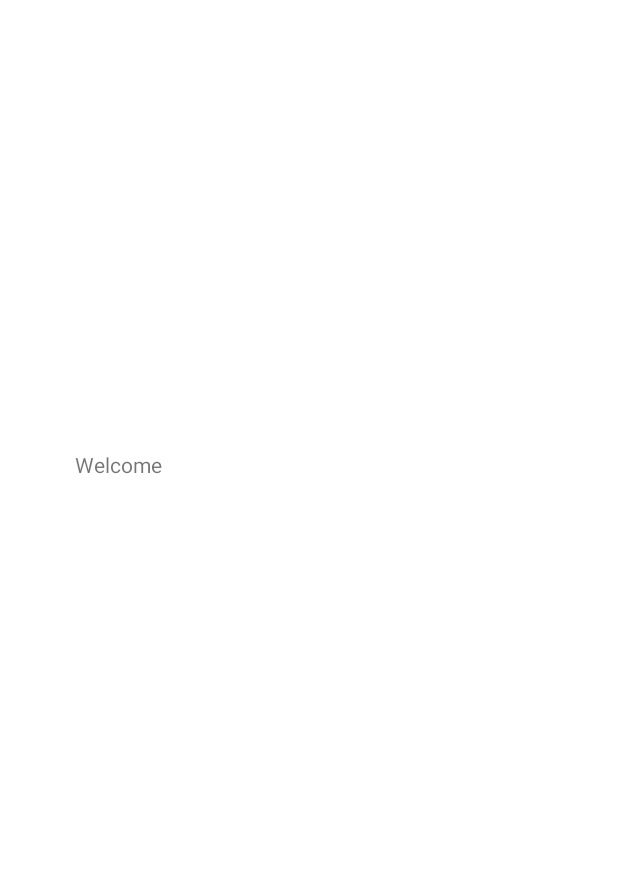
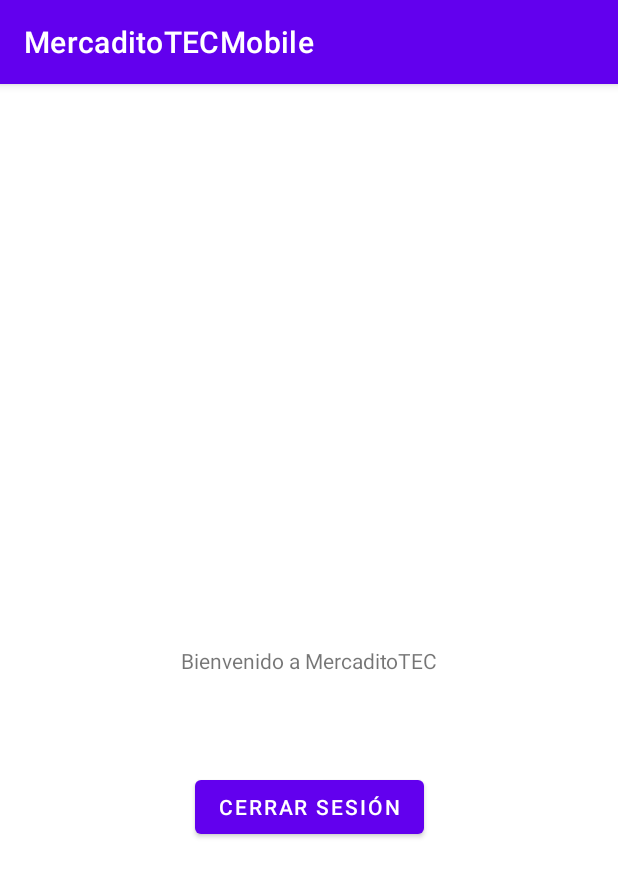
Before and after one commit to Jonathana1106/MercaditoTEC, an Android app: the MainActivity screen opened directly, with no data from a screen before it, on a phone screen of 412 x 824 dp. Before the commit the part shown is almost empty. Shown: the top 877 px of the screen. Run offline under Robolectric (Android 15) with nearby library versions, the phone set to English and light mode, and no system bars; our stand-ins replace Firebase (no records; nobody signed in at launch, a user with empty details on screens opened directly).

Commit message:
LogIn, SignUp, LogOut
Ya los usuarios pueden registrarse (FireBase), iniciar sesión y cerrar sesión.

```diff
--- a/MercaditoTECMobile/app/src/main/AndroidManifest.xml
+++ b/MercaditoTECMobile/app/src/main/AndroidManifest.xml
@@ -2,7 +2,7 @@
 <manifest xmlns:android="http://schemas.android.com/apk/res/android"
     package="com.teammsn.mercaditotecmobile">
 
-    <uses-permission android:name="android.permission.INTERNET"/>
+    <uses-permission android:name="android.permission.INTERNET" />
 
     <application
         android:allowBackup="true"
@@ -11,10 +11,7 @@
         android:roundIcon="@mipmap/ic_launcher_round"
         android:supportsRtl="true"
         android:theme="@style/Theme.MercaditoTECMobile">
-        <activity
-            android:name=".MainActivity"
-            android:label="@string/title_activity_main"
-            android:theme="@style/Theme.MercaditoTECMobile.NoActionBar"></activity>
+        <activity android:name=".MainActivity"></activity>
         <activity android:name=".SignUp" />
         <activity android:name=".LogIn">
             <intent-filter>
--- a/MercaditoTECMobile/app/src/main/java/com/teammsn/mercaditotecmobile/MainActivity.java
+++ b/MercaditoTECMobile/app/src/main/java/com/teammsn/mercaditotecmobile/MainActivity.java
@@ -1,7 +1,12 @@
 package com.teammsn.mercaditotecmobile;
 
+import androidx.appcompat.app.AppCompatActivity;
+
+import android.content.Intent;
 import android.os.Bundle;
-import androidx.appcompat.app.AppCompatActivity;
+import android.view.View;
+
+import com.google.firebase.auth.FirebaseAuth;
 
 public class MainActivity extends AppCompatActivity {
 
@@ -10,4 +15,10 @@ public class MainActivity extends AppCompatActivity {
         super.onCreate(savedInstanceState);
         setContentView(R.layout.activity_main);
     }
+
+    public void logout(View view) {
+        FirebaseAuth.getInstance().signOut();
+        startActivity(new Intent(getApplicationContext(), LogIn.class));
+        finish();
+    }
 }
--- a/MercaditoTECMobile/app/src/main/java/com/teammsn/mercaditotecmobile/SignUp.java
+++ b/MercaditoTECMobile/app/src/main/java/com/teammsn/mercaditotecmobile/SignUp.java
@@ -94,5 +94,12 @@ public class SignUp extends AppCompatActivity {
             }
         });
 
+        signin.setOnClickListener(new View.OnClickListener() {
+            @Override
+            public void onClick(View v) {
+                startActivity(new Intent(getApplicationContext(), LogIn.class));
+            }
+        });
+
     }
 }
--- a/MercaditoTECMobile/app/src/main/res/layout/activity_main.xml
+++ b/MercaditoTECMobile/app/src/main/res/layout/activity_main.xml
@@ -1,5 +1,5 @@
 <?xml version="1.0" encoding="utf-8"?>
-<androidx.coordinatorlayout.widget.CoordinatorLayout xmlns:android="http://schemas.android.com/apk/res/android"
+<androidx.constraintlayout.widget.ConstraintLayout xmlns:android="http://schemas.android.com/apk/res/android"
     xmlns:app="http://schemas.android.com/apk/res-auto"
     xmlns:tools="http://schemas.android.com/tools"
     android:layout_width="match_parent"
@@ -7,12 +7,29 @@
     tools:context=".MainActivity">
 
     <TextView
-        android:id="@+id/textView"
-        android:layout_width="match_parent"
+        android:id="@+id/welcomemsg"
+        android:layout_width="wrap_content"
         android:layout_height="wrap_content"
-        android:layout_marginTop="300dp"
-        android:layout_marginLeft="50dp"
-        android:layout_marginRight="50dp"
-        android:text="Welcome" />
+        android:text="Bienvenido a MercaditoTEC"
+        app:layout_constraintBottom_toBottomOf="parent"
+        app:layout_constraintLeft_toLeftOf="parent"
+        app:layout_constraintRight_toRightOf="parent"
+        app:layout_constraintTop_toTopOf="parent"/>
 
-</androidx.coordinatorlayout.widget.CoordinatorLayout>
+    <Button
+        android:id="@+id/logout"
+        android:layout_width="wrap_content"
+        android:layout_height="wrap_content"
+        android:layout_marginStart="130dp"
+        android:layout_marginLeft="130dp"
+        android:layout_marginTop="64dp"
+        android:layout_marginEnd="130dp"
+        android:layout_marginRight="130dp"
+        app:layout_constraintEnd_toEndOf="parent"
+        app:layout_constraintStart_toStartOf="parent"
+        app:layout_constraintTop_toBottomOf="@+id/welcomemsg"
+        android:text="Cerrar Sesión"
+        android:onClick="logout"/>
+
+
+</androidx.constraintlayout.widget.ConstraintLayout>
```
